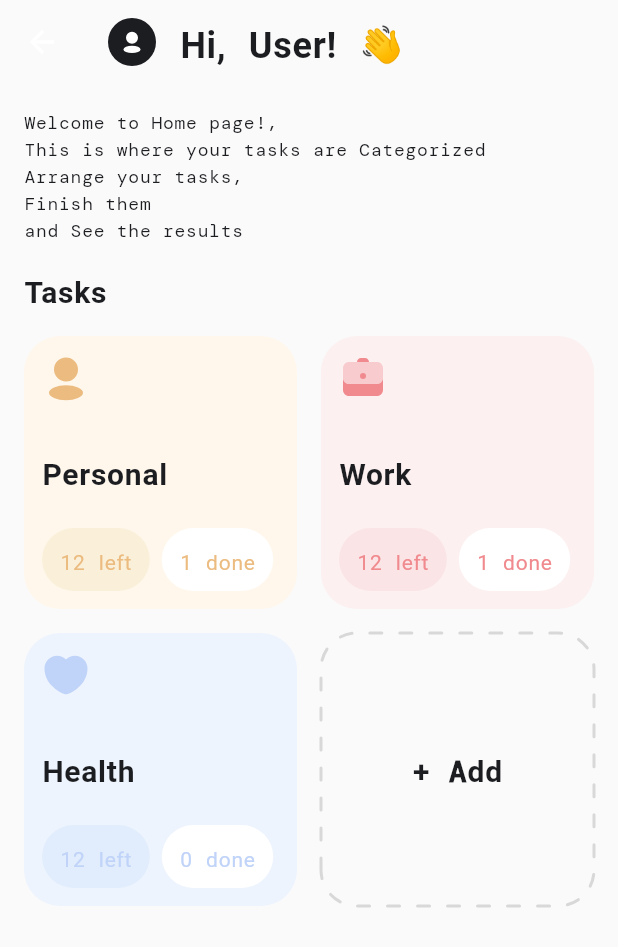
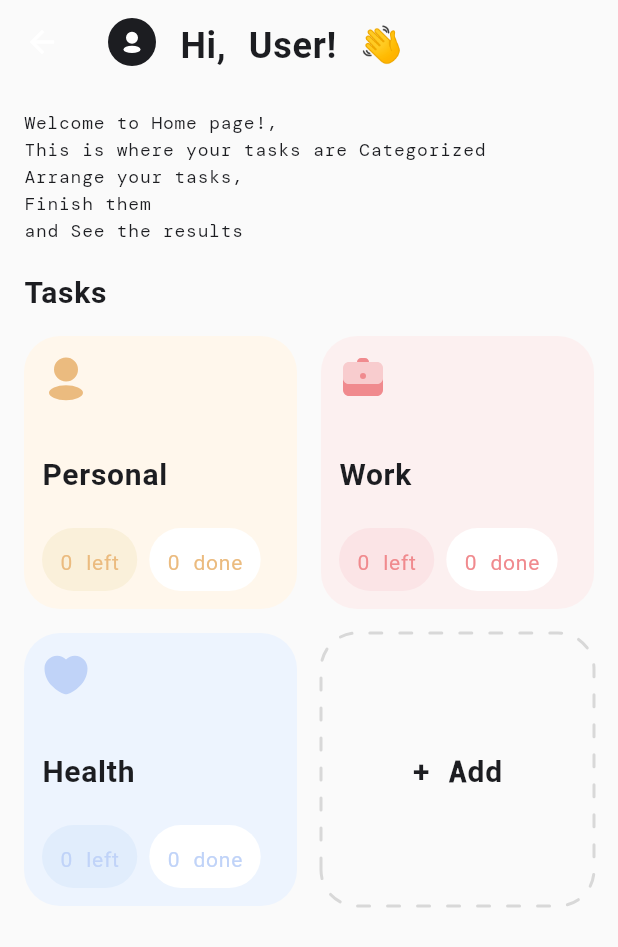
Before and after one commit to 2Math0/my_fate, a Flutter app: the HomePage screen opened directly, on a phone screen of 412 x 824 dp. Shown: the top 947 px of the screen. Run offline on Flutter 3.47's test engine with Material 2 defaults, Android fonts, the phone set to English and light mode, and no system bars; drawn by our look-alikes of dotted_border, typewritertext; our stand-ins replace flutter_svg, google_fonts, timeline_tile; Roboto replaces fonts that are missing (Kanit).

Commit message:
get number of left and done tasks in home page

```diff
--- a/lib/presentation/view/fragments/home_page.dart
+++ b/lib/presentation/view/fragments/home_page.dart
@@ -9,6 +9,7 @@ import 'package:my_fate/presentation/resources/strings_manager.dart';
 import 'package:my_fate/presentation/resources/text_styles_manager.dart';
 import 'package:my_fate/presentation/resources/values_manager.dart';
 import 'package:my_fate/presentation/view/tasks_screen/tasks_screen.dart';
+import 'package:my_fate/presentation/view_model/task_screen_model.dart';
 import 'package:typewritertext/typewritertext.dart';
 
 import '../../shared_widgets/components/task_type.dart';
@@ -27,6 +28,8 @@ class HomePage extends StatelessWidget {
       /// divided by two as width is divided also
       return (size.width / 2) - AppPadding.p16 - AppPadding.p8;
     }
+
+    Map leftAndDone = TasksScreenModel().tasksState();
 
     return SafeArea(
       child: Scaffold(
@@ -94,15 +97,25 @@ class HomePage extends StatelessWidget {
                                         category: AppStrings.personal))),
                             color: AppColors.yellow,
                             svgIcon: AppIcons.person,
-                            leftNum: 12,
-                            doneNum: 1),
+                            leftNum:
+                                leftAndDone[AppStrings.personal.toLowerCase()]
+                                        ["not done"] ??
+                                    0,
+                            doneNum:
+                                leftAndDone[AppStrings.personal.toLowerCase()]
+                                        ["done"] ??
+                                    0),
                         TaskTypeItem(
                           size: wrapItemsSize(),
                           name: AppStrings.work,
                           color: ColorRed(),
                           svgIcon: AppIcons.bag,
-                          leftNum: 12,
-                          doneNum: 1,
+                          leftNum: leftAndDone[AppStrings.work.toLowerCase()]
+                                  ["not done"] ??
+                              0,
+                          doneNum: leftAndDone[AppStrings.work.toLowerCase()]
+                                  ["done"] ??
+                              0,
                           onTap: () => Navigator.push(
                               context,
                               MaterialPageRoute(
@@ -119,8 +132,14 @@ class HomePage extends StatelessWidget {
                                         category: AppStrings.health))),
                             color: ColorBlue(),
                             svgIcon: AppIcons.heart,
-                            leftNum: 12,
-                            doneNum: 0),
+                            leftNum:
+                                leftAndDone[AppStrings.health.toLowerCase()]
+                                        ["not done"] ??
+                                    0,
+                            doneNum:
+                                leftAndDone[AppStrings.health.toLowerCase()]
+                                        ["done"] ??
+                                    0),
                         InkWell(
                           highlightColor: Colors.transparent,
                           splashColor: AppColors.inactiveGrey,
--- a/lib/presentation/view_model/task_screen_model.dart
+++ b/lib/presentation/view_model/task_screen_model.dart
@@ -5,6 +5,7 @@ import 'package:my_fate/app/converter.dart';
 import 'package:my_fate/data/sorted_tasks.dart';
 import 'package:my_fate/data/tasks_categories.dart';
 import 'package:my_fate/presentation/resources/colors_manager.dart';
+import 'package:my_fate/presentation/resources/strings_manager.dart';
 import 'package:my_fate/presentation/resources/values_manager.dart';
 import 'package:my_fate/presentation/view/tasks_screen/components/time_line.dart';
 import 'package:my_fate/presentation/view_model/base.dart';
@@ -83,6 +84,21 @@ class TasksScreenModel extends BaseViewModel {
     for (int i = 1; i < 7 - dayNumber; i++) {
       weekDays.add(today.add(Duration(days: i)));
     }
+  }
+
+  Map tasksState() {
+    importDayTasks(DateTime.now());
+    Map dic = {
+      AppStrings.personal.toLowerCase(): {'done': 0, 'not done': 0},
+      AppStrings.work.toLowerCase(): {'done': 0, 'not done': 0},
+      AppStrings.health.toLowerCase(): {'done': 0, 'not done': 0},
+    };
+    for (TaskModel task in tasks) {
+      task.isDone!
+          ? dic[task.category]["done"] = dic[task.category]["done"] + 1
+          : dic[task.category]["not done"] = dic[task.category]["not done"] + 1;
+    }
+    return dic;
   }
 
   void selectNewDate(DateTime date) {
```
